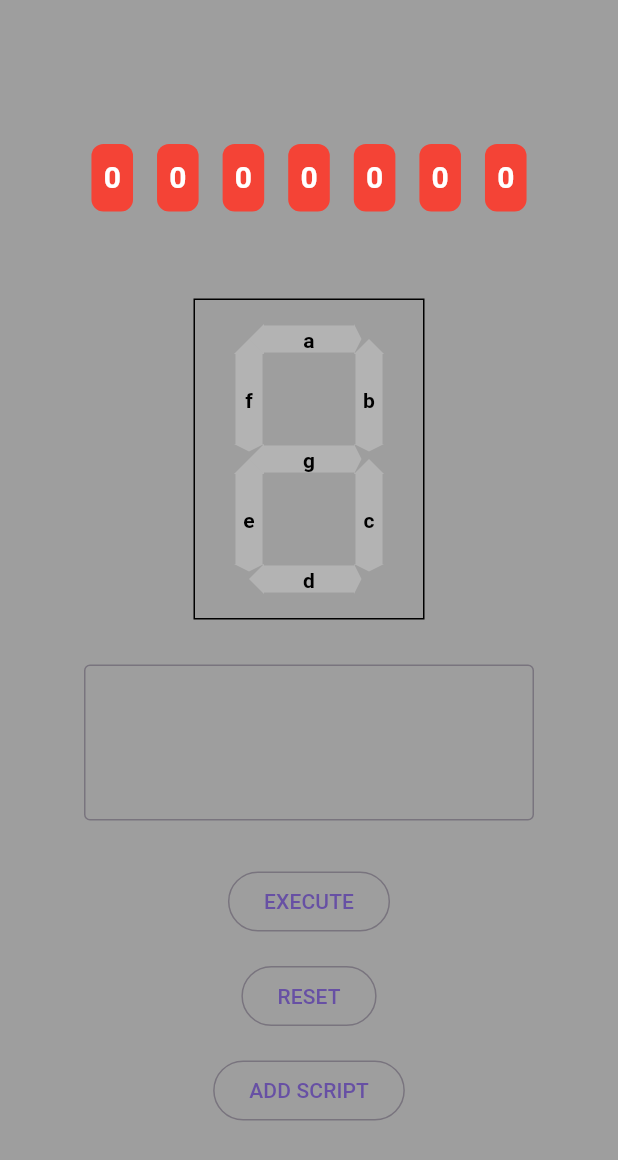
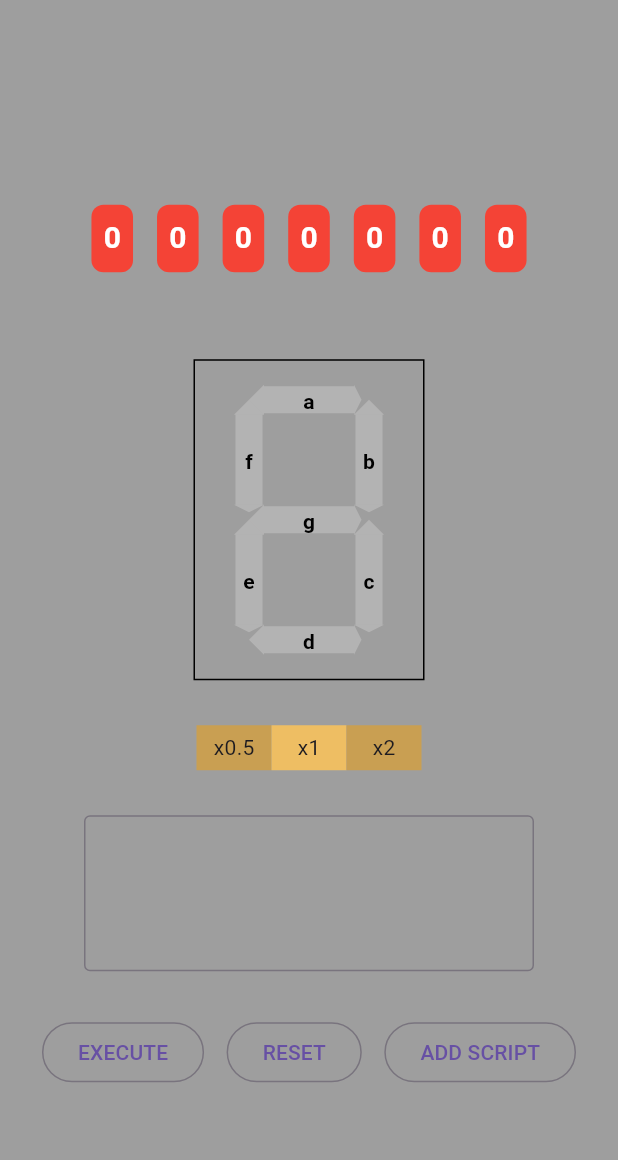
Before and after one commit to App-Akademie/seven_segment_display, a Flutter app: the screen it shows after launch, on a phone screen of 412 x 824 dp. Shown: the top 1160 px of the screen. Run offline on Flutter 3.47's test engine with Material 3 defaults, Android fonts, the light colour scheme and no system bars.

Commit message:
Implemented functionality to change the execution speed

```diff
--- a/lib/common/controller/segment_controller.dart
+++ b/lib/common/controller/segment_controller.dart
@@ -1,9 +1,12 @@
 import 'package:flutter/material.dart';
+import 'package:seven_segement_display/seven_segment_display/domain/executution_speed.dart';
 import 'package:seven_segement_display/seven_segment_display/domain/script_model.dart';
 
 class SegmentController extends ChangeNotifier {
   List<ScriptModel> scripts = [];
   List<bool> ram = List<bool>.filled(7, false);
+  ExecutionSpeed currentExecutionSpeed = ExecutionSpeed.normalSpeed;
+
   final Map<String, int> segmentMap = {
     '00001': 0, // a
     '00010': 1, // b
@@ -45,7 +48,14 @@ class SegmentController extends ChangeNotifier {
         notifyListeners();
       }
 
-      await Future.delayed(const Duration(seconds: 1));
+      switch (currentExecutionSpeed) {
+        case ExecutionSpeed.normalSpeed:
+          await Future.delayed(const Duration(milliseconds: 1000));
+        case ExecutionSpeed.doubleSpeed:
+          await Future.delayed(const Duration(milliseconds: 500));
+        case ExecutionSpeed.halfSpeed:
+          await Future.delayed(const Duration(milliseconds: 2000));
+      }
     }
   }
 
@@ -60,4 +70,9 @@ class SegmentController extends ChangeNotifier {
     scripts.add(newScript);
     notifyListeners();
   }
+
+  void changeExecutionSpeed(ExecutionSpeed newExecutionSpeed) {
+    currentExecutionSpeed = newExecutionSpeed;
+    notifyListeners();
+  }
 }
--- /dev/null
+++ b/lib/seven_segment_display/domain/executution_speed.dart
@@ -0,0 +1 @@
+enum ExecutionSpeed { halfSpeed, normalSpeed, doubleSpeed }
--- a/lib/seven_segment_display/presentation/seven_segment_display_page.dart
+++ b/lib/seven_segment_display/presentation/seven_segment_display_page.dart
@@ -3,6 +3,7 @@ import 'package:provider/provider.dart';
 import 'package:seven_segement_display/common/controller/segment_controller.dart';
 import 'package:seven_segement_display/seven_segment_display/presentation/widgets/add_new_script_popup.dart';
 import 'package:seven_segement_display/seven_segment_display/presentation/widgets/digit.dart';
+import 'package:seven_segement_display/seven_segment_display/presentation/widgets/execution_speed_switch.dart';
 import 'package:seven_segement_display/seven_segment_display/presentation/widgets/ram_value_display.dart';
 
 class SevenSegmentDisplayPage extends StatefulWidget {
@@ -43,6 +44,8 @@ class _SevenSegmentDisplayPageState extends State<SevenSegmentDisplayPage> {
             ],
           ),
           const SizedBox(height: 30),
+          const ExecutionSpeedSwitch(),
+          const SizedBox(height: 30),
           Center(
             child: SizedBox(
               width: 300,
@@ -57,7 +60,7 @@ class _SevenSegmentDisplayPageState extends State<SevenSegmentDisplayPage> {
             ),
           ),
           const SizedBox(height: 30),
-          Column(
+          Row(
             mainAxisAlignment: MainAxisAlignment.center,
             children: [
               OutlinedButton(
@@ -65,12 +68,12 @@ class _SevenSegmentDisplayPageState extends State<SevenSegmentDisplayPage> {
                     .executeCommands(controller.text.split('\n')),
                 child: const Text("EXECUTE"),
               ),
-              const SizedBox(height: 15),
+              const SizedBox(width: 15),
               OutlinedButton(
                 onPressed: () => segmentController.reset(),
                 child: const Text("RESET"),
               ),
-              const SizedBox(height: 15),
+              const SizedBox(width: 15),
               OutlinedButton(
                 onPressed: () {
                   showDialog(
@@ -85,7 +88,6 @@ class _SevenSegmentDisplayPageState extends State<SevenSegmentDisplayPage> {
               ),
             ],
           ),
-          const SizedBox(height: 15),
         ],
       ),
     );
--- /dev/null
+++ b/lib/seven_segment_display/presentation/widgets/execution_speed_switch.dart
@@ -0,0 +1,40 @@
+import 'package:flutter/material.dart';
+import 'package:provider/provider.dart';
+import 'package:seven_segement_display/common/controller/segment_controller.dart';
+import 'package:seven_segement_display/seven_segment_display/domain/executution_speed.dart';
+
+class ExecutionSpeedSwitch extends StatelessWidget {
+  const ExecutionSpeedSwitch({super.key});
+
+  @override
+  Widget build(BuildContext context) {
+    return Row(
+      mainAxisAlignment: MainAxisAlignment.center,
+      children: [
+        _buildExecutionSpeedElement(ExecutionSpeed.halfSpeed, context, "x0.5"),
+        _buildExecutionSpeedElement(ExecutionSpeed.normalSpeed, context, "x1"),
+        _buildExecutionSpeedElement(ExecutionSpeed.doubleSpeed, context, "x2"),
+      ],
+    );
+  }
+
+  Widget _buildExecutionSpeedElement(
+      ExecutionSpeed speed, BuildContext context, String label) {
+    final segmentController = Provider.of<SegmentController>(context);
+    bool currentSpeedIsSelected =
+        segmentController.currentExecutionSpeed == speed;
+    return GestureDetector(
+      onTap: () => segmentController.changeExecutionSpeed(speed),
+      child: Container(
+        color: currentSpeedIsSelected
+            ? const Color.fromARGB(255, 238, 190, 99)
+            : const Color.fromARGB(255, 201, 159, 82),
+        height: 30,
+        width: 50,
+        child: Center(
+          child: Text(label),
+        ),
+      ),
+    );
+  }
+}
```
